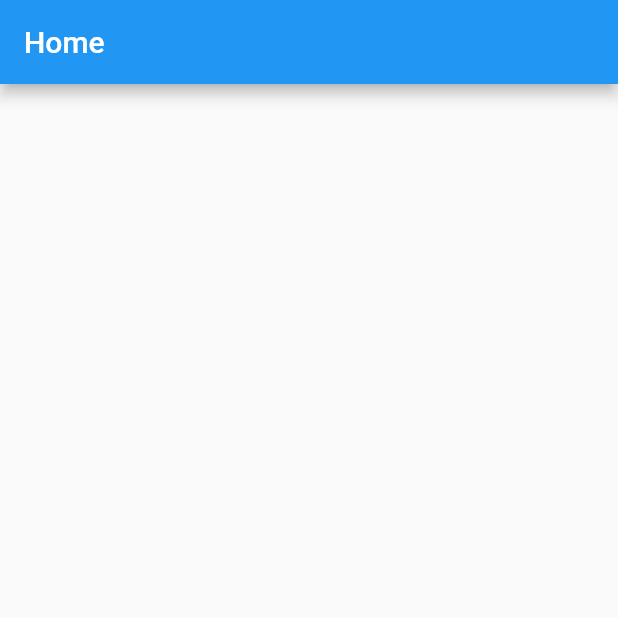
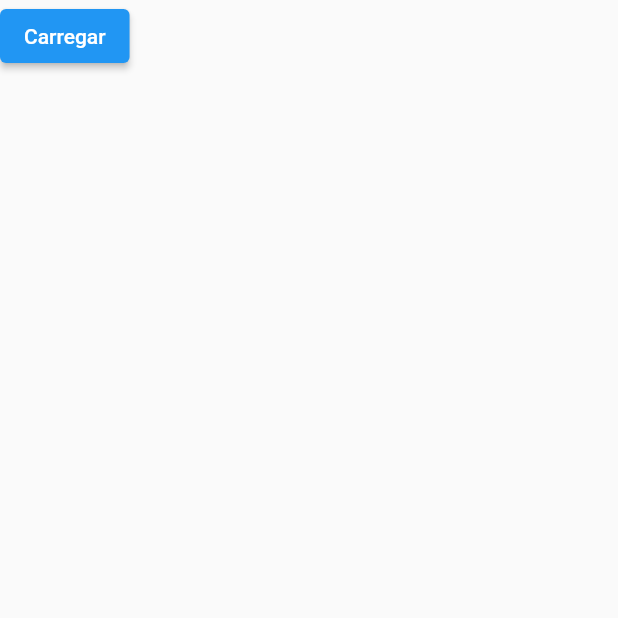
Before and after one commit to hayashirafael/flutter_harry_potter, a Flutter app: the screen it shows after launch, on a phone screen of 412 x 824 dp, the top half of it. Run offline on Flutter 3.47's test engine with Material 2 defaults, Android fonts, the phone set to English and light mode, and no system bars; our stand-ins replace bloc, dio, flutter_modular.

Commit message:
feat: adicionando responsavidade inicial do home pelo bloc

```diff
--- a/lib/src/ui/pages/home_page.dart
+++ b/lib/src/ui/pages/home_page.dart
@@ -1,4 +1,6 @@
 import 'package:flutter/material.dart';
+import 'package:flutter_harry_potter/src/interactors/bloc/hp_bloc.dart';
+import 'package:flutter_modular/flutter_modular.dart';
 
 class HomePage extends StatefulWidget {
   const HomePage({super.key});
@@ -10,11 +12,27 @@ class HomePage extends StatefulWidget {
 class _HomePageState extends State<HomePage> {
   @override
   Widget build(BuildContext context) {
-    return Scaffold(
-      appBar: AppBar(
-        title: const Text('Home'),
+    final bloc = context.watch<HpBloc>((bloc) => bloc.stream);
+    HpState state = bloc.state;
+    bool isSuccess = state is HpSuccess;
+    bool isLoading = state is HpLoading;
+    bool isError = state is HpError;
+    return SafeArea(
+      child: Scaffold(
+        body: Column(
+          children: [
+            ElevatedButton(
+              onPressed: () async {
+                bloc.add(GetAllCharacters());
+              },
+              child: const Text('Carregar'),
+            ),
+            if (isSuccess) const Text('sucessss'),
+            if (isLoading) Center(child: const CircularProgressIndicator()),
+            if (isError) const Text('sucessss'),
+          ],
+        ),
       ),
-      body: Container(),
     );
   }
 }
```
